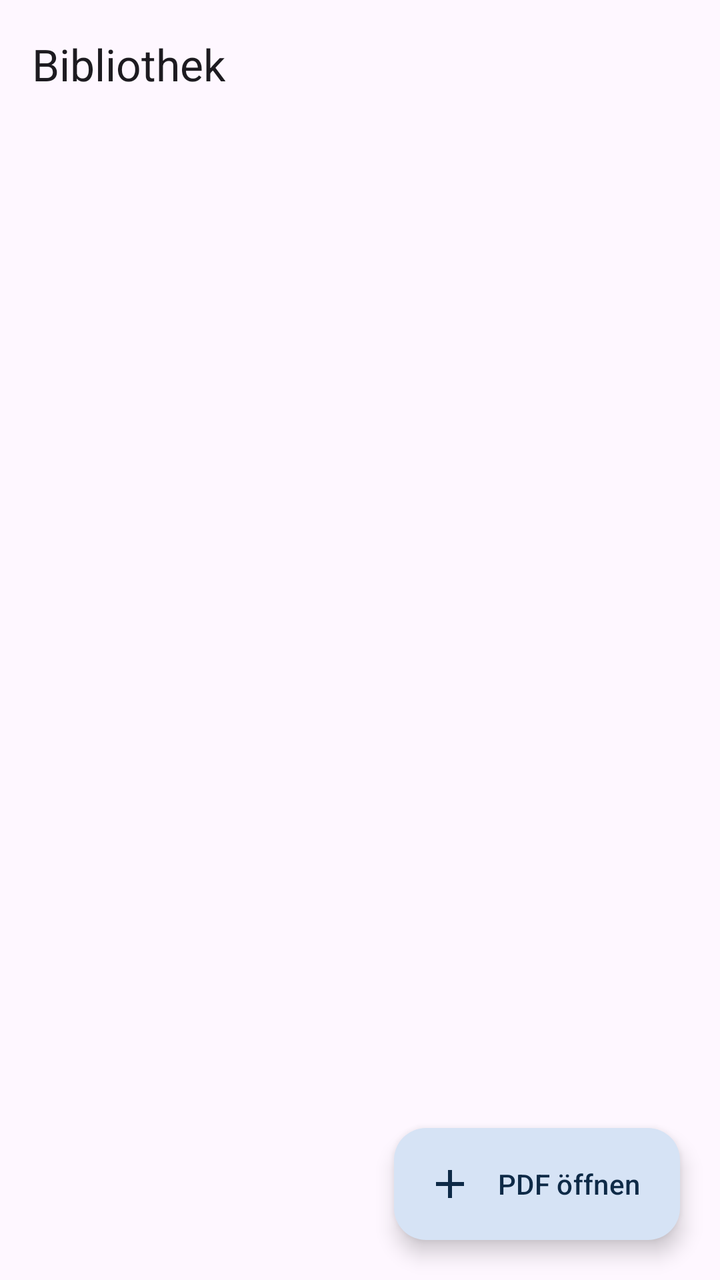
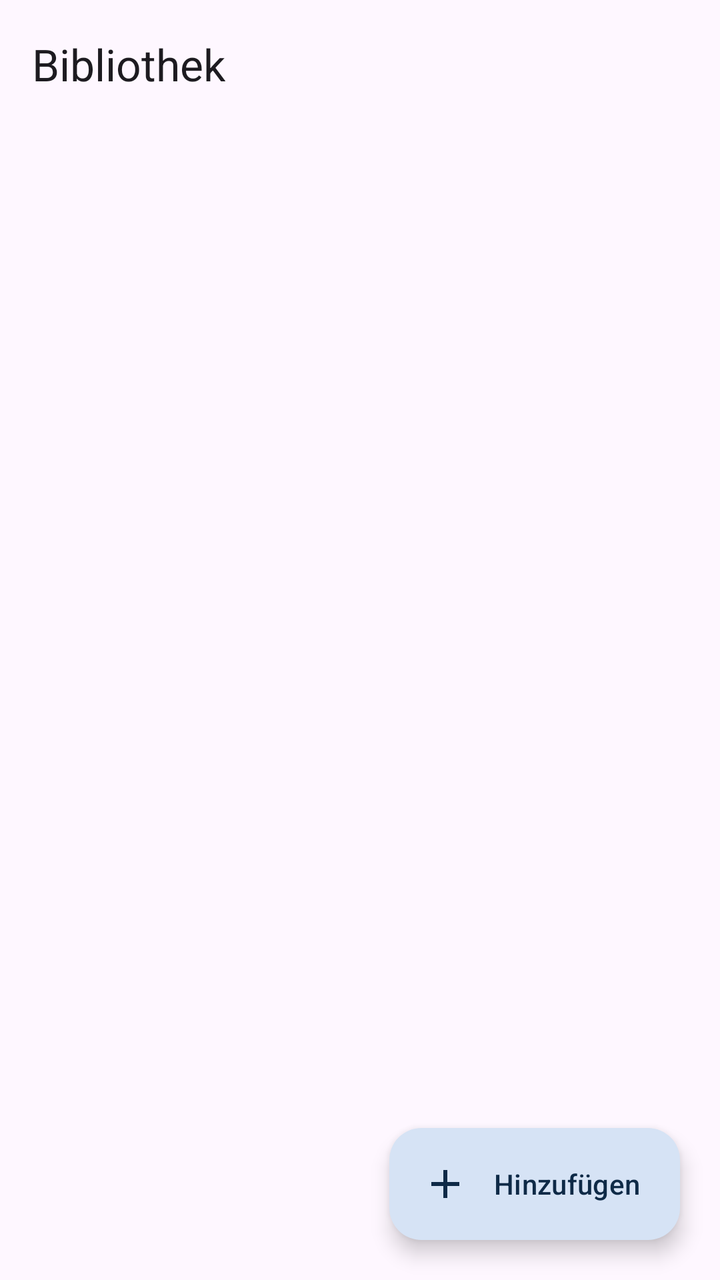

An Android layout rendered at two revisions. The XML below is the earlier revision; the diff shows what the commit changed to produce the second picture.
<!-- AndroidManifest.xml: application theme Theme.PdfLeser -->
<!-- res/layout/activity_main.xml -->
<?xml version="1.0" encoding="utf-8"?>
<FrameLayout xmlns:android="http://schemas.android.com/apk/res/android"
    xmlns:app="http://schemas.android.com/apk/res-auto"
    android:id="@+id/root"
    android:layout_width="match_parent"
    android:layout_height="match_parent"
    android:background="?attr/colorSurface">

    <LinearLayout
        android:layout_width="match_parent"
        android:layout_height="match_parent"
        android:orientation="vertical">

        <com.google.android.material.appbar.MaterialToolbar
            android:id="@+id/toolbar"
            android:layout_width="match_parent"
            android:layout_height="?attr/actionBarSize"
            app:title="Bibliothek" />

        <FrameLayout
            android:layout_width="match_parent"
            android:layout_height="0dp"
            android:layout_weight="1">

            <androidx.recyclerview.widget.RecyclerView
                android:id="@+id/list"
                android:layout_width="match_parent"
                android:layout_height="match_parent"
                android:clipToPadding="false"
                android:paddingStart="10dp"
                android:paddingTop="4dp"
                android:paddingEnd="10dp"
                android:paddingBottom="96dp" />

            <TextView
                android:id="@+id/empty"
                android:layout_width="wrap_content"
                android:layout_height="wrap_content"
                android:layout_gravity="center"
                android:gravity="center"
                android:lineSpacingMultiplier="1.25"
                android:padding="36dp"
                android:text="Noch keine Bücher.\n\nTippe auf „PDF öffnen“ – oder öffne bzw. teile ein PDF aus einer anderen App mit dieser App."
                android:textColor="?attr/colorOnSurfaceVariant"
                android:textSize="15sp"
                android:visibility="gone" />
        </FrameLayout>
    </LinearLayout>

    <com.google.android.material.floatingactionbutton.ExtendedFloatingActionButton
        android:id="@+id/fab"
        android:layout_width="wrap_content"
        android:layout_height="wrap_content"
        android:layout_gravity="bottom|end"
        android:layout_margin="20dp"
        android:text="PDF öffnen"
        app:icon="@drawable/ic_add" />
</FrameLayout>
<!-- resources referenced by this layout -->
<resources>
  <!-- drawable ic_add (drawable) -->
  <vector xmlns:android="http://schemas.android.com/apk/res/android"
      android:width="24dp" android:height="24dp"
      android:viewportWidth="24" android:viewportHeight="24">
      <path android:fillColor="@android:color/white"
          android:pathData="M19,13h-6v6h-2v-6H5v-2h6V5h2v6h6v2z" />
  </vector>
  <style name="Theme.PdfLeser" parent="Theme.Material3.DayNight.NoActionBar">
          <item name="colorPrimary">@color/accent</item>
          <item name="colorOnPrimary">@color/on_accent</item>
          <item name="colorPrimaryContainer">@color/accent_container</item>
          <item name="colorOnPrimaryContainer">@color/on_accent_container</item>
          <item name="colorSecondaryContainer">@color/accent_container</item>
          <item name="colorOnSecondaryContainer">@color/on_accent_container</item>
          <item name="android:statusBarColor">@android:color/transparent</item>
          <item name="android:navigationBarColor">@android:color/transparent</item>
          <item name="android:windowLayoutInDisplayCutoutMode">shortEdges</item>
      </style>
  <color name="accent">#2D5B8C</color>
  <color name="on_accent">#FFFFFF</color>
  <color name="accent_container">#D6E3F5</color>
  <color name="on_accent_container">#0E2A47</color>
</resources>

<!-- the commit's change to res/layout/activity_main.xml (unified diff, before → after) -->
@@ -40,7 +40,7 @@
                 android:gravity="center"
                 android:lineSpacingMultiplier="1.25"
                 android:padding="36dp"
-                android:text="Noch keine Bücher.\n\nTippe auf „PDF öffnen“ – oder öffne bzw. teile ein PDF aus einer anderen App mit dieser App."
+                android:text="Noch keine Bücher.\n\nTippe auf „Hinzufügen“: ein PDF öffnen oder Buchseiten mit der Kamera scannen.\n\nPDFs kannst du auch aus anderen Apps hierher teilen."
                 android:textColor="?attr/colorOnSurfaceVariant"
                 android:textSize="15sp"
                 android:visibility="gone" />
@@ -53,6 +53,6 @@
         android:layout_height="wrap_content"
         android:layout_gravity="bottom|end"
         android:layout_margin="20dp"
-        android:text="PDF öffnen"
+        android:text="Hinzufügen"
         app:icon="@drawable/ic_add" />
 </FrameLayout>
